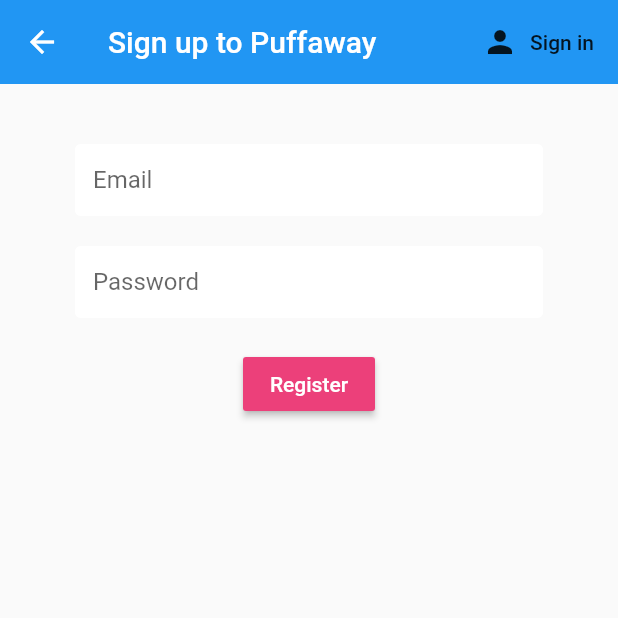
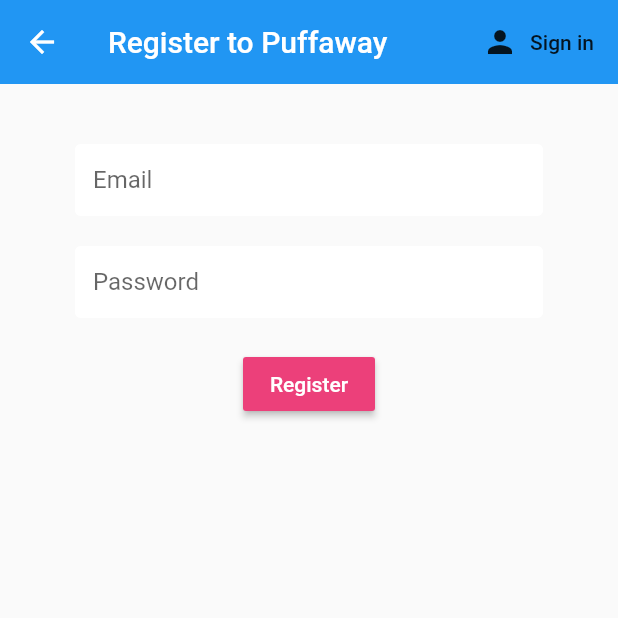
Before and after one commit to irfanyusra/Puffaway, a Flutter app: the Register screen opened directly, on a phone screen of 412 x 824 dp, the top half of it. Run offline on Flutter 3.47's test engine with Material 2 defaults, Android fonts, the phone set to English and light mode, and no system bars; our stand-ins replace cloud_firestore, firebase_auth, flutter_spinkit, timeago; accounts and stored records are empty.

Commit message:
Changed text to make things clearer

```diff
--- a/vape_app/lib/authenticate/register.dart
+++ b/vape_app/lib/authenticate/register.dart
@@ -27,7 +27,7 @@
     return loading?Loading():Scaffold(
       appBar: AppBar(
         elevation: 0.0,
-        title: Text('Sign up to Puffaway'),
+        title: Text('Register to Puffaway'),
         actions: <Widget>[
             FlatButton.icon(
               //Allows user to toggle between pages
```
